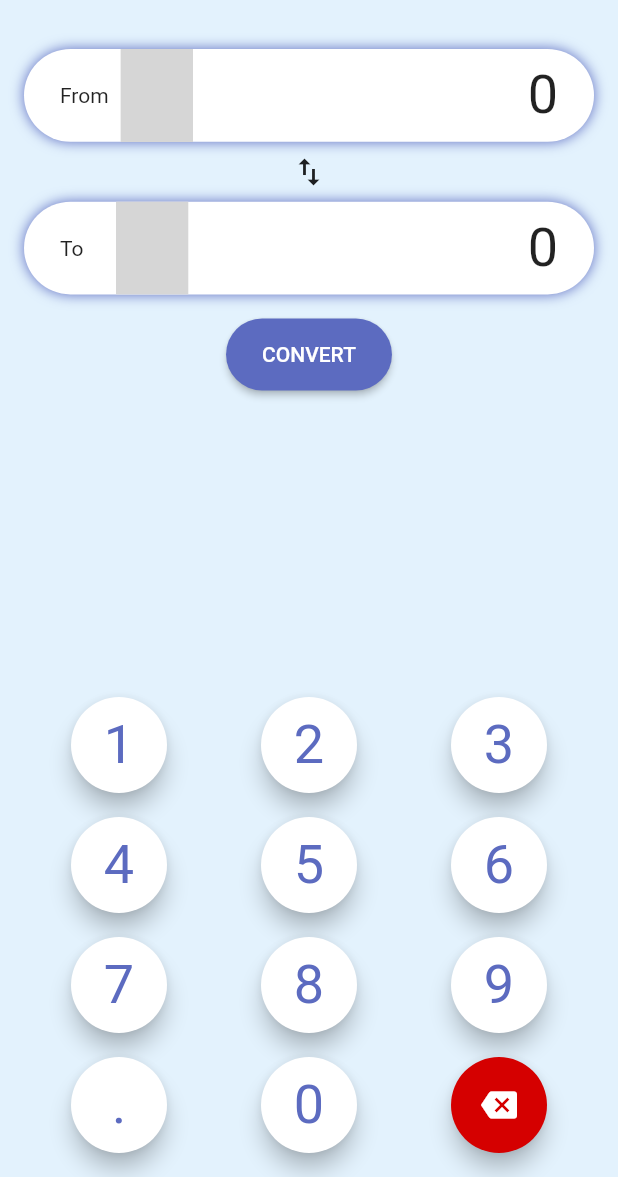
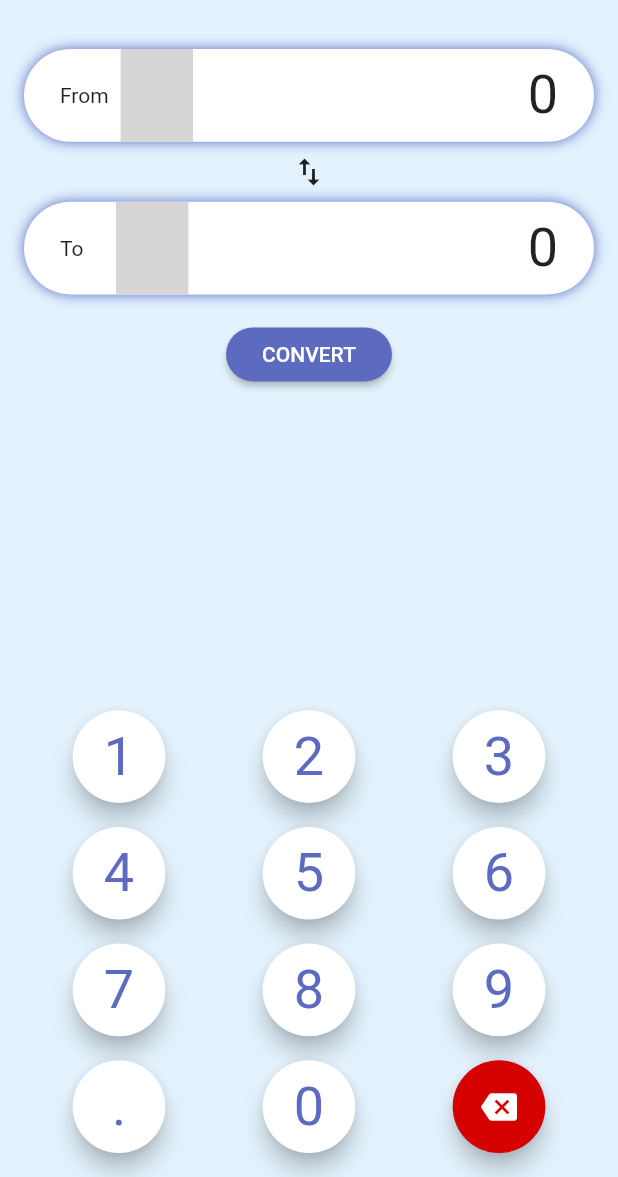
Before and after one commit to MuhammadEssam96/CurrencyConverter, a Flutter app: the screen it shows after launch, after a tap on "CONVERT", on a phone screen of 412 x 824 dp, the part 59-1236 px from its top. Run offline on Flutter 3.47's test engine with Material 2 defaults, Android fonts, the phone set to English and light mode, and no system bars; drawn by our look-alikes of auto_size_text; our stand-ins replace bloc, flutter_bloc; missing offline and left inert: currency_pickers; network calls fail; grey boxes are pictures that could not be loaded.

Commit message:
Adjust UI elements to make it more responsive

```diff
--- a/lib/ui/widgets/convert_button_widget.dart
+++ b/lib/ui/widgets/convert_button_widget.dart
@@ -10,7 +10,7 @@ class ConvertButton extends StatelessWidget {
   @override
   Widget build(BuildContext context) {
     return RaisedButton(
-      padding: const EdgeInsets.symmetric(horizontal: 24, vertical: 16),
+      padding: const EdgeInsets.symmetric(horizontal: 24),
       color: AppColors.blue400,
       shape: RoundedRectangleBorder(
         borderRadius: BorderRadius.circular(50)
@@ -27,17 +27,17 @@ class ConvertButton extends StatelessWidget {
 
   Future<void> convertCurrencies(BuildContext context) async {
     final numberFieldCubit = BlocProvider.of<NumberFieldCubit>(context);
-    final convertRateCubitFieldCubit = BlocProvider.of<ConvertRateCubit>(context);
+    final convertRateCubit = BlocProvider.of<ConvertRateCubit>(context);
     final resultFieldCubit = BlocProvider.of<ResultFieldCubit>(context);
 
-    await convertRateCubitFieldCubit.getConvertRate(
+    await convertRateCubit.getConvertRate(
       BlocProvider.of<OriginalCurrencyCubit>(context).state.currency.currencyCode,
       BlocProvider.of<ConvertedCurrencyCubit>(context).state.currency.currencyCode,
     );
 
     resultFieldCubit.showResult(
       from: numberFieldCubit.state.number,
-      rate: convertRateCubitFieldCubit.state.convertRate.convertRate.toString()
+      rate: convertRateCubit.state.convertRate.convertRate.toString()
     );
   }
 }
--- a/lib/ui/widgets/num_pad_button_widget.dart
+++ b/lib/ui/widgets/num_pad_button_widget.dart
@@ -11,8 +11,8 @@ class NumPadButtonWidget extends StatelessWidget {
   @override
   Widget build(BuildContext context) {
     return SizedBox(
-      width: 64,
-      height: 64,
+      width: MediaQuery.of(context).size.width * 0.15,
+      height: MediaQuery.of(context).size.width * 0.15,
       child: RawMaterialButton(
         fillColor: text != "<" ? AppColors.white : AppColors.redA700,
         shape: const CircleBorder(),
```
